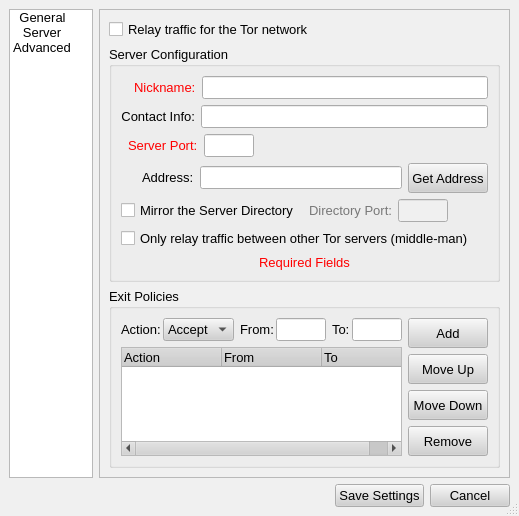
Old version of the form src/gui/config/configdialog.ui in the repository a-ilin/vidalia.
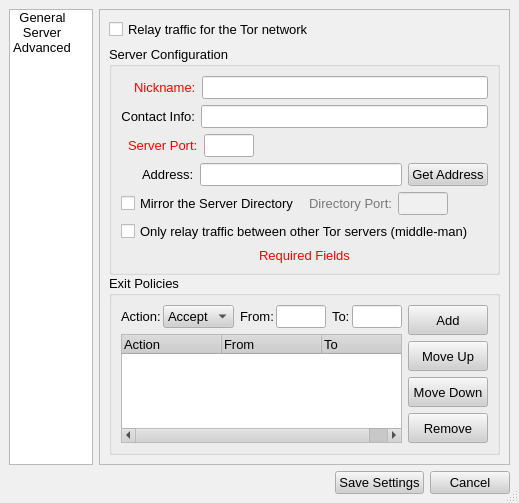
New version of the form. The open tabs and pages were chosen to show the change. Icons and pictures are not drawn.

Commit message:
Attempt to fix the rest of the buttons. Hope this works.
svn:r430

The edit to the form file:
```diff
--- a/src/gui/config/configdialog.ui
+++ b/src/gui/config/configdialog.ui
@@ -8,8 +8,8 @@
    <rect>
     <x>0</x>
     <y>0</y>
-    <width>416</width>
-    <height>342</height>
+    <width>334</width>
+    <height>322</height>
    </rect>
   </property>
   <property name="palette" >
@@ -847,7 +847,7 @@
              <number>0</number>
             </property>
             <property name="spacing" >
-             <number>6</number>
+             <number>0</number>
             </property>
             <item>
              <widget class="QGroupBox" name="grpServerConfig" >
@@ -857,14 +857,91 @@
               <property name="title" >
                <string>Server Configuration</string>
               </property>
-              <layout class="QVBoxLayout" >
+              <layout class="QGridLayout" >
                <property name="margin" >
                 <number>9</number>
                </property>
                <property name="spacing" >
                 <number>6</number>
                </property>
-               <item>
+               <item row="3" column="0" >
+                <widget class="QLabel" name="label_4" >
+                 <property name="contextMenuPolicy" >
+                  <enum>Qt::NoContextMenu</enum>
+                 </property>
+                 <property name="text" >
+                  <string>&lt;html>&lt;head>&lt;meta name="qrichtext" content="1" />&lt;/head>&lt;body style=" white-space: pre-wrap; font-family:Arial; font-size:10pt; font-weight:400; font-style:normal; text-decoration:none;">&lt;p style=" margin-top:0px; margin-bottom:0px; margin-left:0px; margin-right:0px; -qt-block-indent:0; text-indent:0px;">&lt;span style=" color:#000000;">Address:&lt;/span>&lt;/p>&lt;/body>&lt;/html></string>
+                 </property>
+                 <property name="alignment" >
+                  <set>Qt::AlignLeading|Qt::AlignLeft|Qt::AlignVCenter</set>
+                 </property>
+                 <property name="margin" >
+                  <number>0</number>
+                 </property>
+                 <property name="indent" >
+                  <number>21</number>
+                 </property>
+                </widget>
+               </item>
+               <item row="3" column="2" >
+                <widget class="QPushButton" name="btnGetAddress" >
+                 <property name="minimumSize" >
+                  <size>
+                   <width>0</width>
+                   <height>0</height>
+                  </size>
+                 </property>
+                 <property name="contextMenuPolicy" >
+                  <enum>Qt::NoContextMenu</enum>
+                 </property>
+                 <property name="toolTip" >
+                  <string>Attempts to determine the correct address for your server</string>
+                 </property>
+                 <property name="text" >
+                  <string>Get Address</string>
+                 </property>
+                </widget>
+               </item>
+               <item row="3" column="1" >
+                <widget class="QLineEdit" name="lineServerAddress" >
+                 <property name="cursor" >
+                  <cursor>4</cursor>
+                 </property>
+                 <property name="contextMenuPolicy" >
+                  <enum>Qt::NoContextMenu</enum>
+                 </property>
+                 <property name="toolTip" >
+                  <string>Domain name or IP address of your server</string>
+                 </property>
+                </widget>
+               </item>
+               <item row="6" column="0" colspan="3" >
+                <widget class="QLabel" name="label_5" >
+                 <property name="layoutDirection" >
+                  <enum>Qt::LeftToRight</enum>
+                 </property>
+                 <property name="text" >
+                  <string>&lt;html>&lt;head>&lt;meta name="qrichtext" content="1" />&lt;/head>&lt;body style=" white-space: pre-wrap; font-family:Arial; font-size:10pt; font-weight:400; font-style:normal; text-decoration:none;">&lt;p style=" margin-top:0px; margin-bottom:0px; margin-left:0px; margin-right:0px; -qt-block-indent:0; text-indent:0px;">&lt;span style=" color:#ff0000;">Required Fields&lt;/span>&lt;/p>&lt;/body>&lt;/html></string>
+                 </property>
+                 <property name="alignment" >
+                  <set>Qt::AlignCenter</set>
+                 </property>
+                </widget>
+               </item>
+               <item row="5" column="0" colspan="3" >
+                <widget class="QCheckBox" name="chkMiddleMan" >
+                 <property name="contextMenuPolicy" >
+                  <enum>Qt::NoContextMenu</enum>
+                 </property>
+                 <property name="toolTip" >
+                  <string>If selected, clients will not exit the Tor network through your server</string>
+                 </property>
+                 <property name="text" >
+                  <string>Only relay traffic between other Tor servers (middle-man)</string>
+                 </property>
+                </widget>
+               </item>
+               <item row="4" column="0" colspan="3" >
                 <layout class="QHBoxLayout" >
                  <property name="margin" >
                   <number>0</number>
@@ -873,79 +950,84 @@
                   <number>6</number>
                  </property>
                  <item>
-                  <widget class="QLabel" name="label_2" >
+                  <widget class="QCheckBox" name="chkMirrorDirectory" >
                    <property name="contextMenuPolicy" >
                     <enum>Qt::NoContextMenu</enum>
                    </property>
                    <property name="text" >
-                    <string>&lt;html>&lt;head>&lt;meta name="qrichtext" content="1" />&lt;/head>&lt;body style=" white-space: pre-wrap; font-family:Arial; font-size:10pt; font-weight:400; font-style:normal; text-decoration:none;">&lt;p style=" margin-top:0px; margin-bottom:0px; margin-left:0px; margin-right:0px; -qt-block-indent:0; text-indent:0px;">&lt;span style=" color:#ff0000;">Nickname:&lt;/span>&lt;/p>&lt;/body>&lt;/html></string>
+                    <string>Mirror the Server Directory </string>
                    </property>
-                   <property name="alignment" >
-                    <set>Qt::AlignLeading|Qt::AlignLeft|Qt::AlignVCenter</set>
-                   </property>
+                  </widget>
+                 </item>
+                 <item>
+                  <layout class="QHBoxLayout" >
                    <property name="margin" >
-                    <number>-1</number>
+                    <number>0</number>
                    </property>
-                   <property name="indent" >
-                    <number>13</number>
+                   <property name="spacing" >
+                    <number>6</number>
                    </property>
-                  </widget>
+                   <item>
+                    <widget class="QLabel" name="lblDirPort" >
+                     <property name="enabled" >
+                      <bool>false</bool>
+                     </property>
+                     <property name="contextMenuPolicy" >
+                      <enum>Qt::NoContextMenu</enum>
+                     </property>
+                     <property name="text" >
+                      <string>&lt;html>&lt;head>&lt;meta name="qrichtext" content="1" />&lt;/head>&lt;body style=" white-space: pre-wrap; font-family:Arial; font-size:10pt; font-weight:400; font-style:normal; text-decoration:none;">&lt;p style=" margin-top:0px; margin-bottom:0px; margin-left:0px; margin-right:0px; -qt-block-indent:0; text-indent:0px;">Directory Port:&lt;/p>&lt;/body>&lt;/html></string>
+                     </property>
+                    </widget>
+                   </item>
+                   <item>
+                    <widget class="QLineEdit" name="lineDirPort" >
+                     <property name="enabled" >
+                      <bool>false</bool>
+                     </property>
+                     <property name="sizePolicy" >
+                      <sizepolicy>
+                       <hsizetype>0</hsizetype>
+                       <vsizetype>0</vsizetype>
+                       <horstretch>0</horstretch>
+                       <verstretch>0</verstretch>
+                      </sizepolicy>
+                     </property>
+                     <property name="maximumSize" >
+                      <size>
+                       <width>50</width>
+                       <height>16777215</height>
+                      </size>
+                     </property>
+                     <property name="cursor" >
+                      <cursor>4</cursor>
+                     </property>
+                     <property name="contextMenuPolicy" >
+                      <enum>Qt::NoContextMenu</enum>
+                     </property>
+                     <property name="toolTip" >
+                      <string>Directory Port Number</string>
+                     </property>
+                    </widget>
+                   </item>
+                  </layout>
                  </item>
                  <item>
-                  <widget class="QLineEdit" name="lineServerNickname" >
-                   <property name="cursor" >
-                    <cursor>4</cursor>
+                  <spacer>
+                   <property name="orientation" >
+                    <enum>Qt::Horizontal</enum>
                    </property>
-                   <property name="contextMenuPolicy" >
-                    <enum>Qt::NoContextMenu</enum>
+                   <property name="sizeHint" >
+                    <size>
+                     <width>40</width>
+                     <height>20</height>
+                    </size>
                    </property>
-                   <property name="toolTip" >
-                    <string>Name of your server</string>
-                   </property>
-                   <property name="text" >
-                    <string/>
-                   </property>
-                  </widget>
+                  </spacer>
                  </item>
                 </layout>
                </item>
-               <item>
-                <layout class="QHBoxLayout" >
-                 <property name="margin" >
-                  <number>0</number>
-                 </property>
-                 <property name="spacing" >
-                  <number>6</number>
-                 </property>
-                 <item>
-                  <widget class="QLabel" name="label_1" >
-                   <property name="contextMenuPolicy" >
-                    <enum>Qt::NoContextMenu</enum>
-                   </property>
-                   <property name="text" >
-                    <string>&lt;html>&lt;head>&lt;meta name="qrichtext" content="1" />&lt;/head>&lt;body style=" white-space: pre-wrap; font-family:Arial; font-size:10pt; font-weight:400; font-style:normal; text-decoration:none;">&lt;p style=" margin-top:0px; margin-bottom:0px; margin-left:0px; margin-right:0px; -qt-block-indent:0; text-indent:0px;">Contact Info:&lt;/p>&lt;/body>&lt;/html></string>
-                   </property>
-                   <property name="alignment" >
-                    <set>Qt::AlignRight|Qt::AlignTrailing|Qt::AlignVCenter</set>
-                   </property>
-                  </widget>
-                 </item>
-                 <item>
-                  <widget class="QLineEdit" name="lineServerContact" >
-                   <property name="cursor" >
-                    <cursor>4</cursor>
-                   </property>
-                   <property name="contextMenuPolicy" >
-                    <enum>Qt::NoContextMenu</enum>
-                   </property>
-                   <property name="toolTip" >
-                    <string>Email address at which you may be reached if there is a problem with your server</string>
-                   </property>
-                  </widget>
-                 </item>
-                </layout>
-               </item>
-               <item>
+               <item row="2" column="0" colspan="3" >
                 <layout class="QHBoxLayout" >
                  <property name="margin" >
                   <number>0</number>
@@ -1024,7 +1106,7 @@
                  </item>
                 </layout>
                </item>
-               <item>
+               <item row="1" column="0" colspan="3" >
                 <layout class="QHBoxLayout" >
                  <property name="margin" >
                   <number>0</number>
@@ -1033,26 +1115,62 @@
                   <number>6</number>
                  </property>
                  <item>
-                  <widget class="QLabel" name="label_4" >
+                  <widget class="QLabel" name="label_1" >
                    <property name="contextMenuPolicy" >
                     <enum>Qt::NoContextMenu</enum>
                    </property>
                    <property name="text" >
-                    <string>&lt;html>&lt;head>&lt;meta name="qrichtext" content="1" />&lt;/head>&lt;body style=" white-space: pre-wrap; font-family:Arial; font-size:10pt; font-weight:400; font-style:normal; text-decoration:none;">&lt;p style=" margin-top:0px; margin-bottom:0px; margin-left:0px; margin-right:0px; -qt-block-indent:0; text-indent:0px;">&lt;span style=" color:#000000;">Address:&lt;/span>&lt;/p>&lt;/body>&lt;/html></string>
+                    <string>&lt;html>&lt;head>&lt;meta name="qrichtext" content="1" />&lt;/head>&lt;body style=" white-space: pre-wrap; font-family:Arial; font-size:10pt; font-weight:400; font-style:normal; text-decoration:none;">&lt;p style=" margin-top:0px; margin-bottom:0px; margin-left:0px; margin-right:0px; -qt-block-indent:0; text-indent:0px;">Contact Info:&lt;/p>&lt;/body>&lt;/html></string>
+                   </property>
+                   <property name="alignment" >
+                    <set>Qt::AlignRight|Qt::AlignTrailing|Qt::AlignVCenter</set>
+                   </property>
+                  </widget>
+                 </item>
+                 <item>
+                  <widget class="QLineEdit" name="lineServerContact" >
+                   <property name="cursor" >
+                    <cursor>4</cursor>
+                   </property>
+                   <property name="contextMenuPolicy" >
+                    <enum>Qt::NoContextMenu</enum>
+                   </property>
+                   <property name="toolTip" >
+                    <string>Email address at which you may be reached if there is a problem with your server</string>
+                   </property>
+                  </widget>
+                 </item>
+                </layout>
+               </item>
+               <item row="0" column="0" colspan="3" >
+                <layout class="QHBoxLayout" >
+                 <property name="margin" >
+                  <number>0</number>
+                 </property>
+                 <property name="spacing" >
+                  <number>6</number>
+                 </property>
+                 <item>
+                  <widget class="QLabel" name="label_2" >
+                   <property name="contextMenuPolicy" >
+                    <enum>Qt::NoContextMenu</enum>
+                   </property>
+                   <property name="text" >
+                    <string>&lt;html>&lt;head>&lt;meta name="qrichtext" content="1" />&lt;/head>&lt;body style=" white-space: pre-wrap; font-family:Arial; font-size:10pt; font-weight:400; font-style:normal; text-decoration:none;">&lt;p style=" margin-top:0px; margin-bottom:0px; margin-left:0px; margin-right:0px; -qt-block-indent:0; text-indent:0px;">&lt;span style=" color:#ff0000;">Nickname:&lt;/span>&lt;/p>&lt;/body>&lt;/html></string>
                    </property>
                    <property name="alignment" >
                     <set>Qt::AlignLeading|Qt::AlignLeft|Qt::AlignVCenter</set>
                    </property>
                    <property name="margin" >
-                    <number>0</number>
+                    <number>-1</number>
                    </property>
                    <property name="indent" >
-                    <number>21</number>
+                    <number>13</number>
                    </property>
                   </widget>
                  </item>
                  <item>
-                  <widget class="QLineEdit" name="lineServerAddress" >
+                  <widget class="QLineEdit" name="lineServerNickname" >
                    <property name="cursor" >
                     <cursor>4</cursor>
                    </property>
@@ -1062,144 +1180,13 @@
                    <property name="toolTip" >
                     <string>Domain name or IP address of your server</string>
                    </property>
-                  </widget>
-                 </item>
-                 <item>
-                  <widget class="QPushButton" name="btnGetAddress" >
-                   <property name="minimumSize" >
-                    <size>
-                     <width>0</width>
-                     <height>30</height>
-                    </size>
-                   </property>
-                   <property name="contextMenuPolicy" >
-                    <enum>Qt::NoContextMenu</enum>
-                   </property>
-                   <property name="toolTip" >
-                    <string>Attempts to determine the correct address for your server</string>
-                   </property>
                    <property name="text" >
-                    <string>Get Address</string>
+                    <string/>
                    </property>
                   </widget>
                  </item>
                 </layout>
                </item>
-               <item>
-                <layout class="QHBoxLayout" >
-                 <property name="margin" >
-                  <number>0</number>
-                 </property>
-                 <property name="spacing" >
-                  <number>6</number>
-                 </property>
-                 <item>
-                  <widget class="QCheckBox" name="chkMirrorDirectory" >
-                   <property name="contextMenuPolicy" >
-                    <enum>Qt::NoContextMenu</enum>
-                   </property>
-                   <property name="toolTip" >
-                    <string>Enable to mirror the server directory</string>
-                   </property>
-                   <property name="text" >
-                    <string>Mirror the Server Directory </string>
-                   </property>
-                  </widget>
-                 </item>
-                 <item>
-                  <layout class="QHBoxLayout" >
-                   <property name="margin" >
-                    <number>0</number>
-                   </property>
-                   <property name="spacing" >
-                    <number>6</number>
-                   </property>
-                   <item>
-                    <widget class="QLabel" name="lblDirPort" >
-                     <property name="enabled" >
-                      <bool>false</bool>
-                     </property>
-                     <property name="contextMenuPolicy" >
-                      <enum>Qt::NoContextMenu</enum>
-                     </property>
-                     <property name="text" >
-                      <string>&lt;html>&lt;head>&lt;meta name="qrichtext" content="1" />&lt;/head>&lt;body style=" white-space: pre-wrap; font-family:Arial; font-size:10pt; font-weight:400; font-style:normal; text-decoration:none;">&lt;p style=" margin-top:0px; margin-bottom:0px; margin-left:0px; margin-right:0px; -qt-block-indent:0; text-indent:0px;">Directory Port:&lt;/p>&lt;/body>&lt;/html></string>
-                     </property>
-                    </widget>
-                   </item>
-                   <item>
-                    <widget class="QLineEdit" name="lineDirPort" >
-                     <property name="enabled" >
-                      <bool>false</bool>
-                     </property>
-                     <property name="sizePolicy" >
-                      <sizepolicy>
-                       <hsizetype>0</hsizetype>
-                       <vsizetype>0</vsizetype>
-                       <horstretch>0</horstretch>
-                       <verstretch>0</verstretch>
-                      </sizepolicy>
-                     </property>
-                     <property name="maximumSize" >
-                      <size>
-                       <width>50</width>
-                       <height>16777215</height>
-                      </size>
-                     </property>
-                     <property name="cursor" >
-                      <cursor>4</cursor>
-                     </property>
-                     <property name="contextMenuPolicy" >
-                      <enum>Qt::NoContextMenu</enum>
-                     </property>
-                     <property name="toolTip" >
-                      <string>Directory Port Number</string>
-                     </property>
-                    </widget>
-                   </item>
-                  </layout>
-                 </item>
-                 <item>
-                  <spacer>
-                   <property name="orientation" >
-                    <enum>Qt::Horizontal</enum>
-                   </property>
-                   <property name="sizeHint" >
-                    <size>
-                     <width>40</width>
-                     <height>20</height>
-                    </size>
-                   </property>
-                  </spacer>
-                 </item>
-                </layout>
-               </item>
-               <item>
-                <widget class="QCheckBox" name="chkMiddleMan" >
-                 <property name="contextMenuPolicy" >
-                  <enum>Qt::NoContextMenu</enum>
-                 </property>
-                 <property name="toolTip" >
-                  <string>If selected, clients will not exit the Tor network through your server</string>
-                 </property>
-                 <property name="text" >
-                  <string>Only relay traffic between other Tor servers (middle-man)</string>
-                 </property>
-                </widget>
-               </item>
-               <item>
-                <widget class="QLabel" name="label_5" >
-                 <property name="layoutDirection" >
-                  <enum>Qt::LeftToRight</enum>
-                 </property>
-                 <property name="text" >
-                  <string>&lt;html>&lt;head>&lt;meta name="qrichtext" content="1" />&lt;/head>&lt;body style=" white-space: pre-wrap; font-family:Arial; font-size:10pt; font-weight:400; font-style:normal; text-decoration:none;">&lt;p style=" margin-top:0px; margin-bottom:0px; margin-left:0px; margin-right:0px; -qt-block-indent:0; text-indent:0px;">&lt;span style=" color:#ff0000;">Required Fields&lt;/span>&lt;/p>&lt;/body>&lt;/html></string>
-                 </property>
-                 <property name="alignment" >
-                  <set>Qt::AlignCenter</set>
-                 </property>
-                </widget>
-               </item>
               </layout>
              </widget>
             </item>
```
Left out of the diff: 85 changed lines with no effect on the pictures. The commit also changes 1 other file.
